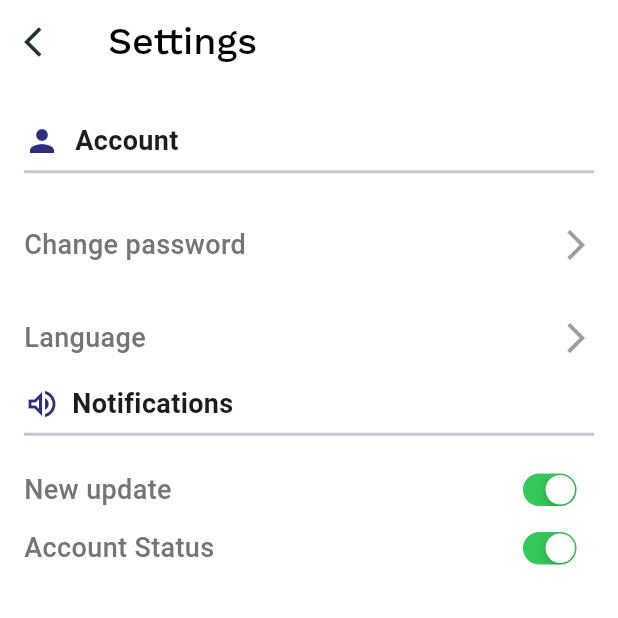
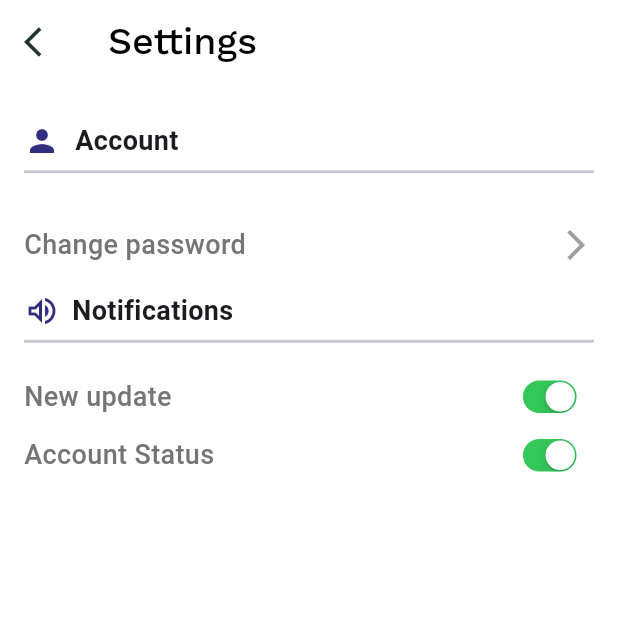
Before and after one commit to binimuse/addistutor_student, a Flutter app: the SettingsFourPage screen opened directly, on a phone screen of 412 x 824 dp, the top half of it. Run offline on Flutter 3.47's test engine with Material 3 defaults, Android fonts, the phone set to English and light mode, and no system bars; our stand-ins replace connectivity, flutter_easyloading, flutter_rating_bar, flutter_svg, font_awesome_flutter, get and 10 more; missing offline and left inert: new_version; accounts and stored records are empty; network calls fail; project files that could hold a hidden picture were left out.

Commit message:
<fix>form office

```diff
--- a/lib/Screens/Profile/setting.dart
+++ b/lib/Screens/Profile/setting.dart
@@ -117,34 +117,34 @@ class _SettingsFourPageState extends State<SettingsFourPage> {
                 ),
               ),
             ),
-            const SizedBox(
-              height: 20,
-            ),
-            GestureDetector(
-              onTap: () {
-                buildLanguageDialog(context);
-              },
-              child: Padding(
-                padding: const EdgeInsets.symmetric(vertical: 8.0),
-                child: Row(
-                  mainAxisAlignment: MainAxisAlignment.spaceBetween,
-                  children: [
-                    Text(
-                      "Language",
-                      style: TextStyle(
-                        fontSize: 18,
-                        fontWeight: FontWeight.w500,
-                        color: Colors.grey[600],
-                      ),
-                    ),
-                    const Icon(
-                      Icons.arrow_forward_ios,
-                      color: Colors.grey,
-                    ),
-                  ],
-                ),
-              ),
-            ),
+            // const SizedBox(
+            //   height: 20,
+            // ),
+            // GestureDetector(
+            //   onTap: () {
+            //     buildLanguageDialog(context);
+            //   },
+            //   child: Padding(
+            //     padding: const EdgeInsets.symmetric(vertical: 8.0),
+            //     child: Row(
+            //       mainAxisAlignment: MainAxisAlignment.spaceBetween,
+            //       children: [
+            //         Text(
+            //           "Language",
+            //           style: TextStyle(
+            //             fontSize: 18,
+            //             fontWeight: FontWeight.w500,
+            //             color: Colors.grey[600],
+            //           ),
+            //         ),
+            //         const Icon(
+            //           Icons.arrow_forward_ios,
+            //           color: Colors.grey,
+            //         ),
+            //       ],
+            //     ),
+            //   ),
+            // ),
             const SizedBox(
               height: 10,
             ),
--- a/pubspec.yaml
+++ b/pubspec.yaml
@@ -15,7 +15,7 @@ publish_to: 'none' # Remove this line if you wish to publish to pub.dev
 # In iOS, build-name is used as CFBundleShortVersionString while build-number used as CFBundleVersion.
 # Read more about iOS versioning at
 # https://developer.apple.com/library/archive/documentation/General/Reference/InfoPlistKeyReference/Articles/CoreFoundationKeys.html
-version: 1.0.10+15
+version: 1.0.10+16
 # this app run on 2.5.10
 
 environment:
```
